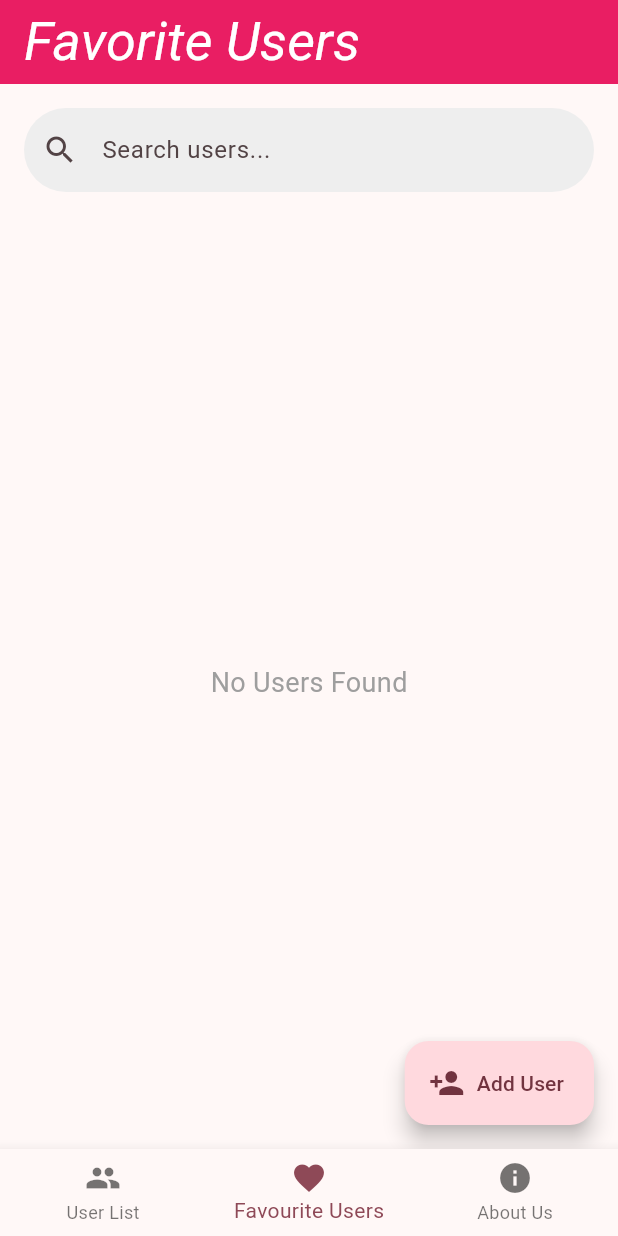
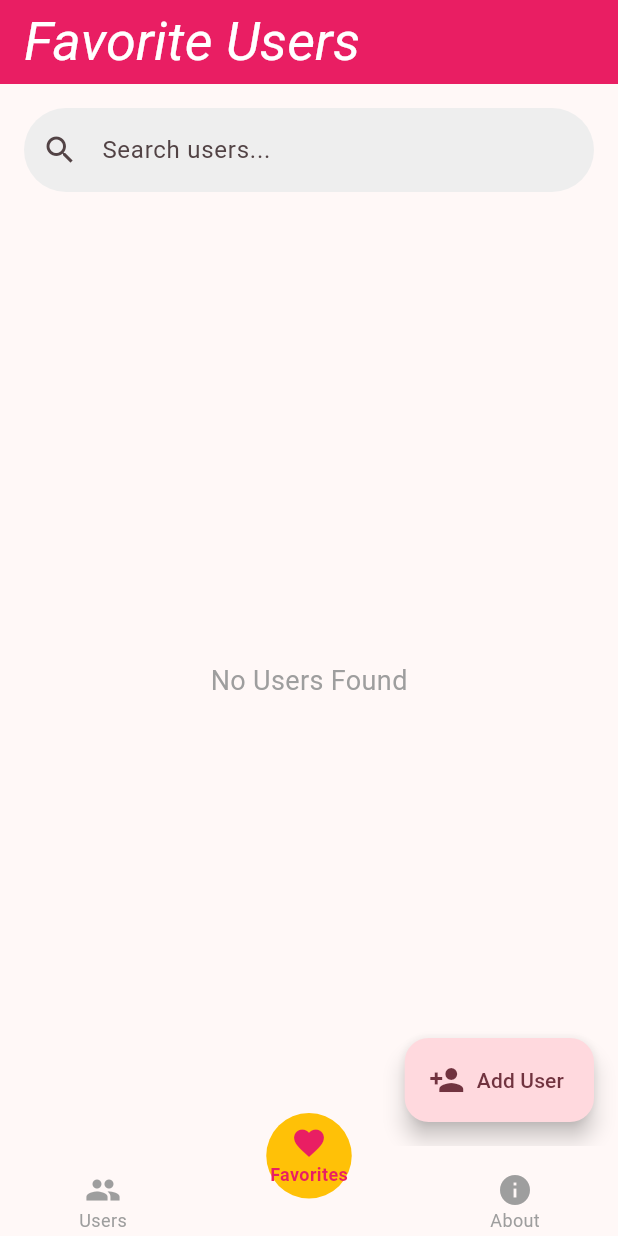
Before and after one commit to ombhut175/heart_bridge, a Flutter app: the screen it shows after launch, item 2 of the bottom bar chosen, on a phone screen of 412 x 824 dp. Run offline on Flutter 3.47's test engine with Material 3 defaults, Android fonts, the phone set to English and light mode, and no system bars; drawn by our look-alikes of curved_navigation_bar; our stand-ins replace flutter_staggered_animations, sqflite; accounts and stored records are empty; Roboto replaces fonts that are missing (Hind); statements that could not run were skipped.

Commit message:
dashboard_screen_bottom_navigation_bar.dart upgraded

```diff
--- a/lib/dashboard/dashboard_screen_bottom_navigation_bar.dart
+++ b/lib/dashboard/dashboard_screen_bottom_navigation_bar.dart
@@ -1,11 +1,11 @@
-import 'package:flutter/cupertino.dart';
 import 'package:flutter/material.dart';
+import 'package:curved_navigation_bar/curved_navigation_bar.dart';
 import 'package:matrimony_app/about_page/about_page.dart';
 import 'package:matrimony_app/add_edit_user/add_edit_user_screen.dart';
 import 'package:matrimony_app/list_view/list_view.dart';
 
 class DashboardScreenBottomNavigationBar extends StatefulWidget {
-  const DashboardScreenBottomNavigationBar({super.key});
+  const DashboardScreenBottomNavigationBar({Key? key}) : super(key: key);
 
   @override
   State<DashboardScreenBottomNavigationBar> createState() =>
@@ -13,46 +13,129 @@ class DashboardScreenBottomNavigationBar extends StatefulWidget {
 }
 
 class _DashboardScreenBottomNavigationBarState
-    extends State<DashboardScreenBottomNavigationBar> {
-  static const String ICON = "Icon";
-  static const String LABEL = "Label";
+    extends State<DashboardScreenBottomNavigationBar> with SingleTickerProviderStateMixin {
+  int _selectedIndex = 0;
+  late PageController _pageController;
+  late AnimationController _animationController;
 
-  final List<Map<String, dynamic>> menuItems = [
-    { ICON: Icons.people, LABEL: "User List", },
-    { ICON: Icons.favorite, LABEL: "Favourite Users", },
-    { ICON: Icons.info, LABEL: "About Us", },
+  final GlobalKey<UserListPageState> _userListKey = GlobalKey<UserListPageState>();
+
+  // Only three pages now.
+  List<Widget> _pages = [
+    UserListPage(key: UniqueKey()),
+    UserListPage(isFavourite: true, key: UniqueKey()),
+    AboutPage(),
   ];
 
-  /// Use UniqueKey to force a new instance so that Flutter does not re-use the old state.
-  final List<Widget Function()> pageBuilders = [
-        () => UserListPage(key: UniqueKey()),
-        () => UserListPage(isFavourite: true, key: UniqueKey()),
-        () => AboutPage(),
-  ];
+  @override
+  void initState() {
+    super.initState();
+    _pageController = PageController(initialPage: _selectedIndex);
+    _animationController = AnimationController(
+      vsync: this,
+      duration: const Duration(milliseconds: 300),
+    );
 
-  int selectedBottomIndex = 0;
+    // Reassign with our desired keys.
+    _pages = [
+      UserListPage(key: _userListKey),
+      UserListPage(isFavourite: true, key: UniqueKey()),
+      AboutPage(),
+    ];
+  }
+
+  @override
+  void dispose() {
+    _pageController.dispose();
+    _animationController.dispose();
+    super.dispose();
+  }
+
+  void _onItemTapped(int index) {
+    setState(() {
+      _selectedIndex = index;
+      _pageController.animateToPage(
+        index,
+        duration: const Duration(milliseconds: 300),
+        curve: Curves.easeInOut,
+      );
+    });
+    _animationController.reset();
+    _animationController.forward();
+  }
 
   @override
   Widget build(BuildContext context) {
+    final theme = Theme.of(context);
+    final primaryColor = theme.primaryColor;
+    final secondaryColor = theme.colorScheme.secondary;
+
     return Scaffold(
-      body: pageBuilders[selectedBottomIndex](), // Always creates a new instance
-      backgroundColor: const Color(0xFFE91E63),
-      bottomNavigationBar: BottomNavigationBar(
-        onTap: (index) {
-          setState(() {
-            selectedBottomIndex = index;
-          });
+      body: PageView(
+        controller: _pageController,
+        children: _pages,
+        onPageChanged: (index) {
+          setState(() => _selectedIndex = index);
         },
-        currentIndex: selectedBottomIndex,
-        items: menuItems.map(
-              (e) {
-            return BottomNavigationBarItem(
-              icon: Icon(e[ICON]),
-              label: e[LABEL],
-            );
-          },
-        ).toList(),
       ),
+      bottomNavigationBar: CurvedNavigationBar(
+        index: _selectedIndex,
+        height: 60,
+        items: <Widget>[
+          // First item: Users
+          Column(
+            mainAxisAlignment: MainAxisAlignment.center,
+            children: [
+              Icon(Icons.people, color: _selectedIndex == 0 ? primaryColor : Colors.grey),
+              Text(
+                "Users",
+                style: TextStyle(
+                  fontSize: 12,
+                  fontWeight: _selectedIndex == 0 ? FontWeight.bold : FontWeight.normal,
+                  color: _selectedIndex == 0 ? primaryColor : Colors.grey,
+                ),
+              ),
+            ],
+          ),
+          // Second item: Favorites
+          Column(
+            mainAxisAlignment: MainAxisAlignment.center,
+            children: [
+              Icon(Icons.favorite, color: _selectedIndex == 1 ? primaryColor : Colors.grey),
+              Text(
+                "Favorites",
+                style: TextStyle(
+                  fontSize: 12,
+                  fontWeight: _selectedIndex == 1 ? FontWeight.bold : FontWeight.normal,
+                  color: _selectedIndex == 1 ? primaryColor : Colors.grey,
+                ),
+              ),
+            ],
+          ),
+          // Third item: About
+          Column(
+            mainAxisAlignment: MainAxisAlignment.center,
+            children: [
+              Icon(Icons.info, color: _selectedIndex == 2 ? primaryColor : Colors.grey),
+              Text(
+                "About",
+                style: TextStyle(
+                  fontSize: 12,
+                  fontWeight: _selectedIndex == 2 ? FontWeight.bold : FontWeight.normal,
+                  color: _selectedIndex == 2 ? primaryColor : Colors.grey,
+                ),
+              ),
+            ],
+          ),
+        ],
+        color: theme.cardColor,
+        buttonBackgroundColor: secondaryColor,
+        backgroundColor: theme.scaffoldBackgroundColor,
+        animationCurve: Curves.easeInOut,
+        animationDuration: const Duration(milliseconds: 300),
+        onTap: _onItemTapped,
+      ),
+
     );
   }
 }
```
